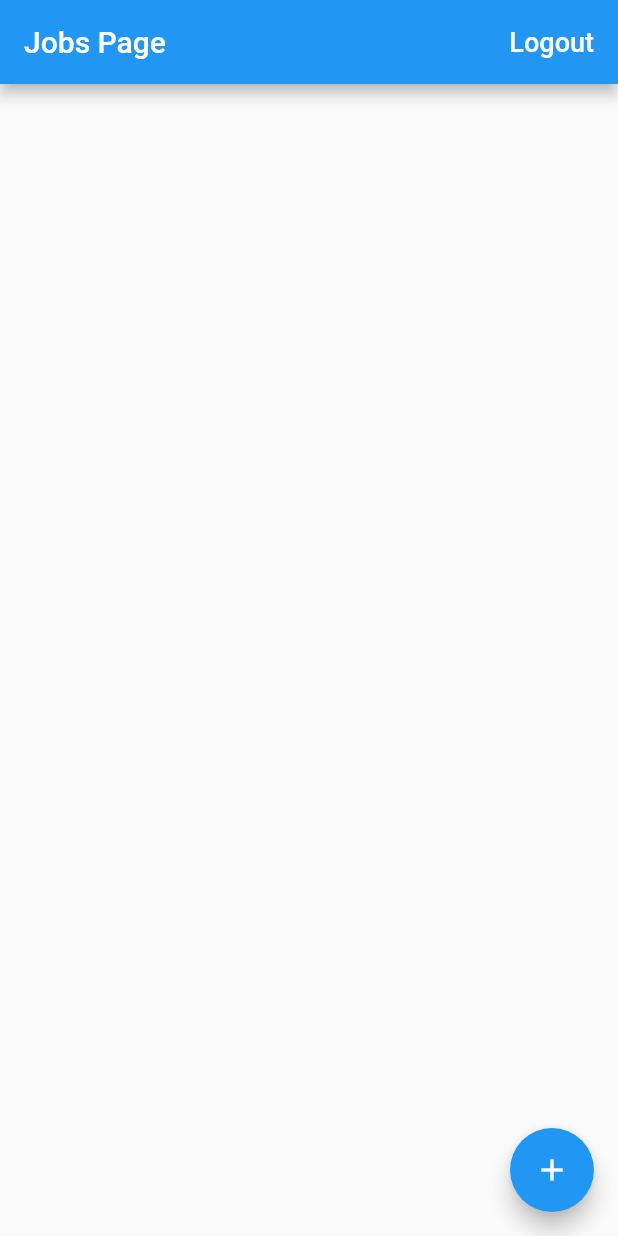
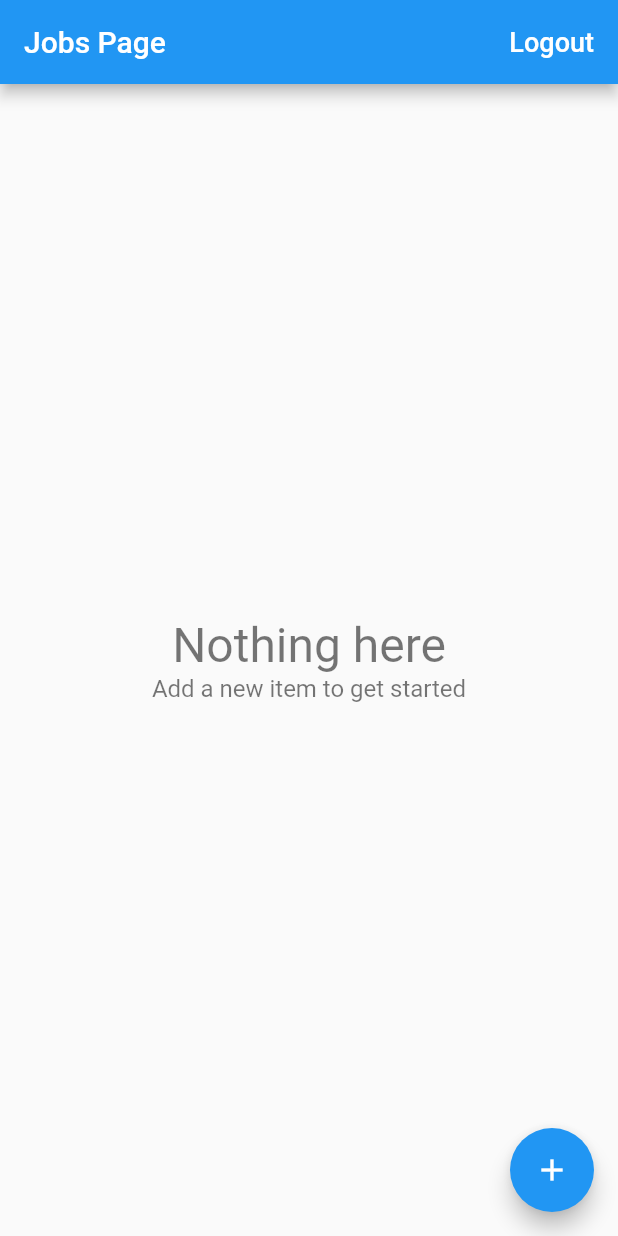
Before and after one commit to cyberian-coder/wodka, a Flutter app: the screen it shows once a user with an empty profile is signed in, on a phone screen of 412 x 824 dp. Run offline on Flutter 3.47's test engine with Material 2 defaults, Android fonts, the phone set to English and light mode, and no system bars; our stand-ins replace cloud_firestore, firebase_auth, firebase_core, google_sign_in; accounts and stored records are empty; network calls fail.

Commit message:
implement ListView builder

```diff
--- /dev/null
+++ b/lib/app/home/jobs/empty_content.dart
@@ -0,0 +1,30 @@
+import 'package:flutter/material.dart';
+
+class EmptyContent extends StatelessWidget {
+  const EmptyContent({
+    Key key,
+    this.title = 'Nothing here',
+    this.message = 'Add a new item to get started',
+  }) : super(key: key);
+  final String title;
+  final String message;
+
+  @override
+  Widget build(BuildContext context) {
+    return Center(
+      child: Column(
+        mainAxisAlignment: MainAxisAlignment.center,
+        children: [
+          Text(
+            title,
+            style: TextStyle(fontSize: 32, color: Colors.black54),
+          ),
+          Text(
+            message,
+            style: TextStyle(fontSize: 16, color: Colors.black54),
+          ),
+        ],
+      ),
+    );
+  }
+}
--- a/lib/app/home/jobs/jobs_page.dart
+++ b/lib/app/home/jobs/jobs_page.dart
@@ -1,12 +1,14 @@
+import 'package:cloud_firestore/cloud_firestore.dart';
 import 'package:flutter/cupertino.dart';
 import 'package:flutter/material.dart';
 import 'package:provider/provider.dart';
 import 'package:wodka/app/home/jobs/job_list_tile.dart';
+import 'package:wodka/app/home/jobs/list_items_builder.dart';
 import 'package:wodka/app/home/models/job.dart';
 import 'package:wodka/common_widgets/show_alert_dialog.dart';
+import 'package:wodka/common_widgets/show_exception_alert_dialog.dart';
 import 'package:wodka/services/auth.dart';
 import 'package:wodka/services/database.dart';
-
 import 'edit_job_page.dart';
 
 class JobsPage extends StatelessWidget {
@@ -29,6 +31,19 @@ class JobsPage extends StatelessWidget {
     );
     if (didRequestSignOut == true) {
       _signOut(context);
+    }
+  }
+
+  Future<void> _delete(BuildContext context, Job job) async {
+    try {
+      final database = Provider.of<Database>(context, listen: false);
+      await database.deleteJob(job);
+    } on FirebaseException catch (e) {
+      showExceptionAlertDialog(
+        context,
+        title: 'Operation failed',
+        exception: e,
+      );
     }
   }
 
@@ -68,22 +83,28 @@ class JobsPage extends StatelessWidget {
     return StreamBuilder<List<Job>>(
       stream: database.jobsStream(),
       builder: (context, snapshot) {
-        if (snapshot.hasData) {
-          final jobs = snapshot.data;
-          final children = jobs
-              .map(
-                (job) => JobListTile(
-                  job: job,
-                  onTap: () => EditJobPage.show(context, job: job),
-                ),
-              )
-              .toList();
-          return ListView(children: children);
-        }
-        if (snapshot.hasError) {
-          return Center(child: Text('Some error has occurred'));
-        }
-        return Center(child: CircularProgressIndicator());
+        return ListItemBuilder<Job>(
+          snapshot: snapshot,
+          itemBuilder: (context, job) => Dismissible(
+            key: Key('job-${job.id}'),
+            background: Container(color: Colors.red),
+            direction: DismissDirection.endToStart,
+            onDismissed: (direction) => _delete(context, job),
+            confirmDismiss: (DismissDirection direction) async {
+              return await showAlertDialog(
+                context,
+                title: 'Confirm',
+                content: 'Are you sure you want to delete?',
+                defaultActionText: 'Delete',
+                cancelActionText: 'Cancel',
+              );
+            },
+            child: JobListTile(
+              job: job,
+              onTap: () => EditJobPage.show(context, job: job),
+            ),
+          ),
+        );
       },
     );
   }
--- /dev/null
+++ b/lib/app/home/jobs/list_items_builder.dart
@@ -0,0 +1,47 @@
+import 'package:flutter/material.dart';
+import 'package:wodka/app/home/jobs/empty_content.dart';
+
+typedef ItemWidgetBuilder<T> = Widget Function(BuildContext context, T item);
+
+class ListItemBuilder<T> extends StatelessWidget {
+  const ListItemBuilder({
+    Key key,
+    @required this.snapshot,
+    @required this.itemBuilder,
+  }) : super(key: key);
+  final AsyncSnapshot<List<T>> snapshot;
+  final ItemWidgetBuilder<T> itemBuilder;
+
+  @override
+  Widget build(BuildContext context) {
+    if (snapshot.hasData) {
+      final List<T> items = snapshot.data;
+      if (items.isNotEmpty) {
+        return _buildList(items);
+      } else {
+        return EmptyContent();
+      }
+    } else if (snapshot.hasError) {
+      return EmptyContent(
+        title: 'Something went wrong',
+        message: 'Can\'t load items right now',
+      );
+    }
+    return Center(child: CircularProgressIndicator());
+  }
+
+  Widget _buildList(List<T> items) {
+    return ListView.separated(
+        itemCount: items.length + 2,
+        separatorBuilder: (context, index) => Divider(height: 0.5),
+        itemBuilder: (context, index) {
+          if (index == 0 || index == items.length + 1) {
+            return Container();
+          }
+          return itemBuilder(
+            context,
+            items[index - 1],
+          );
+        });
+  }
+}
```
Also changed, not shown: lib/services/database.dart (+8 -0 lines), lib/services/firestore_service.dart (+10 -1 lines).
